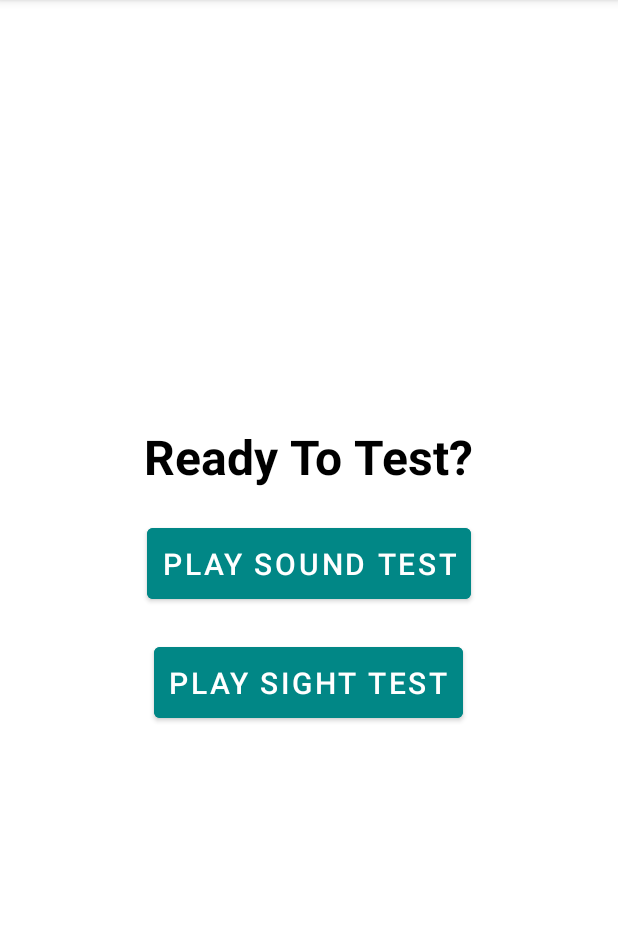
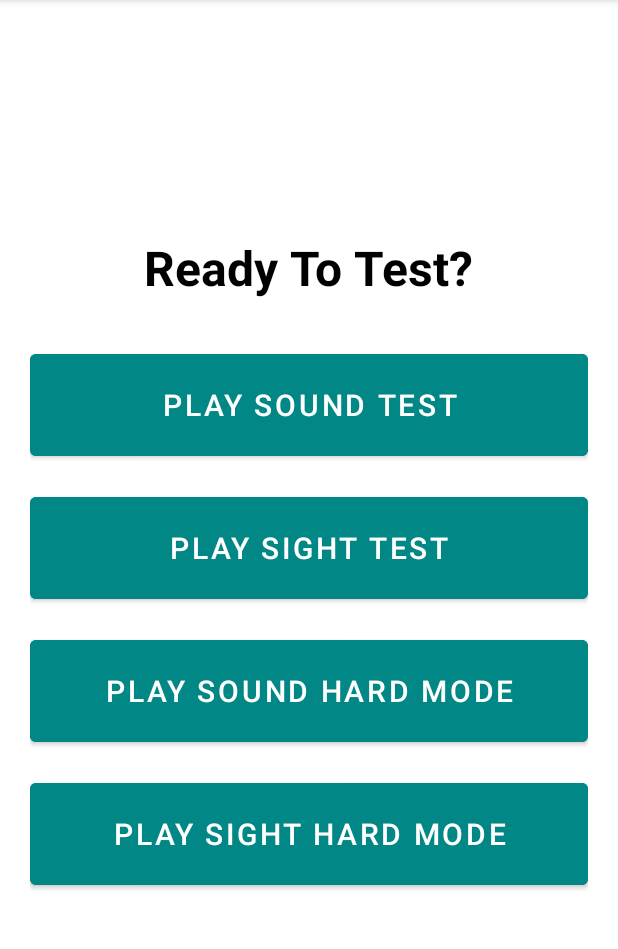
Before and after one commit to QudahM/ProjectApp, an Android app: the screen it shows after launch (MainPage), after a tap on "▶ PLAY", on a phone screen of 412 x 824 dp, the part 84-1033 px from its top. Run offline under Robolectric (Android 15) with nearby library versions, the light colour scheme and no system bars.

Commit message:
added extra game mode

```diff
--- a/app/src/main/AndroidManifest.xml
+++ b/app/src/main/AndroidManifest.xml
@@ -38,6 +38,11 @@
             android:name=".DifficultySelectionActivity"
             android:exported="false" />
 
+        <!-- Add the HardModeActivity here -->
+        <activity
+            android:name=".HardModeActivity"
+            android:exported="false" />
+
     </application>
 
 </manifest>
--- a/app/src/main/java/com/example/projectapp/MainPage.java
+++ b/app/src/main/java/com/example/projectapp/MainPage.java
@@ -13,24 +13,19 @@ public class MainPage extends AppCompatActivity {
         super.onCreate(savedInstanceState);
         setContentView(R.layout.activity_main_page);
 
-        // Find the Play Buttons
+        // Find buttons
         Button soundButton = findViewById(R.id.Sound);
         Button sightButton = findViewById(R.id.Sight);
+        Button soundHardModeButton = findViewById(R.id.SoundHardMode);
+        Button sightHardModeButton = findViewById(R.id.SightHardMode);
 
-        // Set OnClickListener for navigation to DifficultyActivity
-        soundButton.setOnClickListener(new View.OnClickListener() {
-            @Override
-            public void onClick(View v) {
-                navigateToDifficulty(1); // 1 for audio game
-            }
-        });
+        // Set OnClickListener for normal modes
+        soundButton.setOnClickListener(v -> navigateToDifficulty(1)); // 1 for audio game
+        sightButton.setOnClickListener(v -> navigateToDifficulty(2)); // 2 for sight game
 
-        sightButton.setOnClickListener(new View.OnClickListener() {
-            @Override
-            public void onClick(View v) {
-                navigateToDifficulty(2); // 2 for sight game
-            }
-        });
+        // Set OnClickListener for Hard Modes
+        soundHardModeButton.setOnClickListener(v -> navigateToHardMode(true)); // 1 for Sound Hard Mode
+        sightHardModeButton.setOnClickListener(v -> navigateToHardMode(false)); // 2 for Sight Hard Mode
     }
 
     private void navigateToDifficulty(int gameMode) {
@@ -38,4 +33,10 @@ public class MainPage extends AppCompatActivity {
         intent.putExtra("game_mode", gameMode);
         startActivity(intent);
     }
+
+    private void navigateToHardMode(boolean isSoundMode) {
+        Intent intent = new Intent(MainPage.this, HardModeActivity.class);
+        intent.putExtra("IS_SOUND_MODE", isSoundMode);  // Pass boolean for Sound/Sight mode
+        startActivity(intent);
+    }
 }
--- a/app/src/main/res/layout/activity_main_page.xml
+++ b/app/src/main/res/layout/activity_main_page.xml
@@ -4,7 +4,8 @@
     android:layout_height="match_parent"
     android:gravity="center"
     android:orientation="vertical"
-    android:background="#FFFFFF">
+    android:background="#FFFFFF"
+    android:padding="20dp">
 
     <TextView
         android:layout_width="wrap_content"
@@ -12,29 +13,46 @@
         android:text="Ready To Test?"
         android:textSize="32sp"
         android:textStyle="bold"
-        android:textColor="#000000"/>
+        android:textColor="#000000"
+        android:layout_marginBottom="30dp"/>
 
     <Button
         android:id="@+id/Sound"
-        android:layout_width="wrap_content"
-        android:layout_height="wrap_content"
+        android:layout_width="match_parent"
+        android:layout_height="80dp"
         android:text="Play Sound Test"
         android:textSize="20sp"
-        android:padding="10dp"
         android:backgroundTint="@color/teal_700"
         android:textColor="#FFFFFF"
-        android:layout_marginTop="20dp"/>
+        android:layout_marginBottom="15dp"/>
 
     <Button
         android:id="@+id/Sight"
-        android:layout_width="wrap_content"
-        android:layout_height="wrap_content"
+        android:layout_width="match_parent"
+        android:layout_height="80dp"
         android:text="Play Sight Test"
         android:textSize="20sp"
-        android:padding="10dp"
         android:backgroundTint="@color/teal_700"
         android:textColor="#FFFFFF"
-        android:layout_marginTop="20dp"/>
+        android:layout_marginBottom="15dp"/>
 
+    <Button
+        android:id="@+id/SoundHardMode"
+        android:layout_width="match_parent"
+        android:layout_height="80dp"
+        android:text="Play Sound Hard Mode"
+        android:textSize="20sp"
+        android:backgroundTint="@color/teal_700"
+        android:textColor="#FFFFFF"
+        android:layout_marginBottom="15dp"/>
 
+    <Button
+        android:id="@+id/SightHardMode"
+        android:layout_width="match_parent"
+        android:layout_height="80dp"
+        android:text="Play Sight Hard Mode"
+        android:textSize="20sp"
+        android:backgroundTint="@color/teal_700"
+        android:textColor="#FFFFFF"
+        android:layout_marginBottom="15dp"/>
 </LinearLayout>
```
Also changed, not shown: app/src/main/java/com/example/projectapp/HardModeActivity.java (added, +195 -0 lines), app/src/main/res/layout/hard_mode_test.xml (added, +133 -0 lines).
